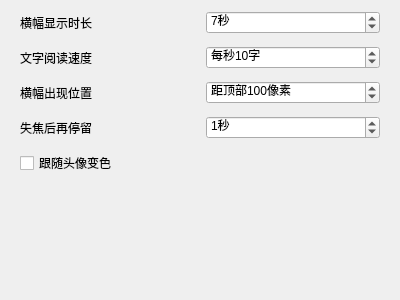
iwxyi/CatlikeQQ, file widgets/settings/bannerwidget.ui: the form before one commit.
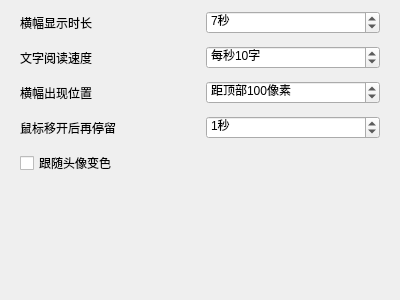
The form after the commit.

Commit message: 修复加载图片延迟导致的重复历史消息问题；优化listWidget间隔

```diff
--- a/widgets/settings/bannerwidget.ui
+++ b/widgets/settings/bannerwidget.ui
@@ -156,7 +156,7 @@
         <string>失去焦点/回复后多久时间隐藏</string>
        </property>
        <property name="text">
-        <string>失焦后再停留</string>
+        <string>鼠标移开后再停留</string>
        </property>
       </widget>
      </item>
```
Left out of the diff: 3 changed lines with no effect on the pictures. The commit also changes 1 other file.
